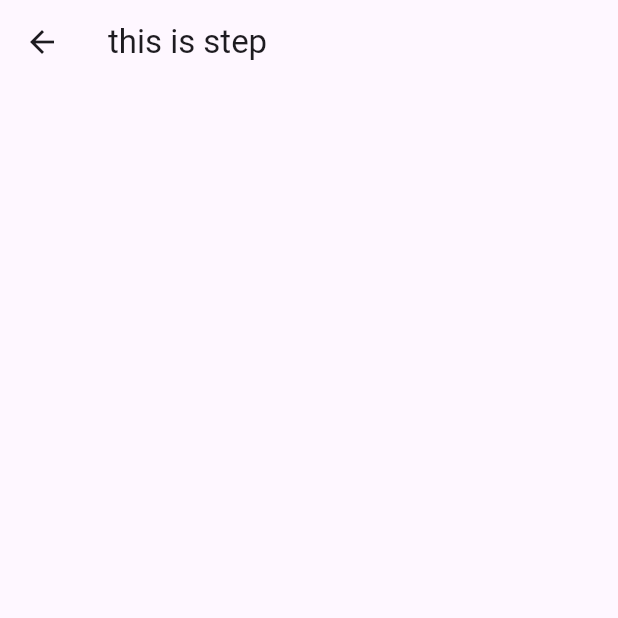
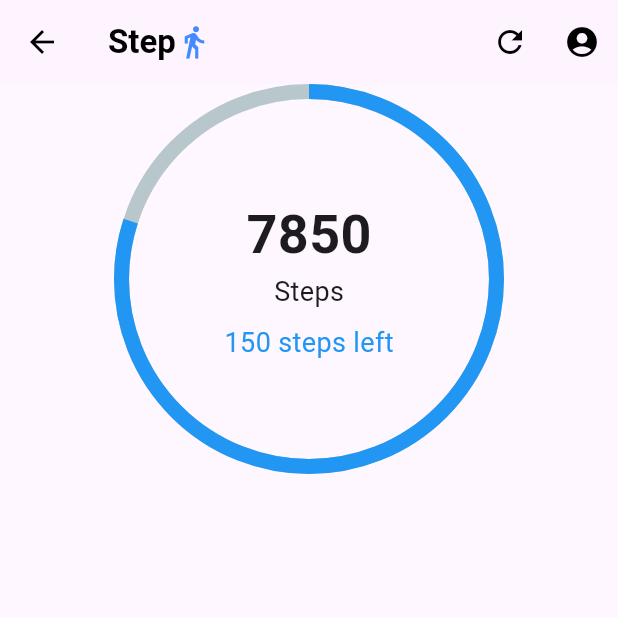
Before and after one commit to SongokuBlue/health, a Flutter app: the steps screen opened directly, on a phone screen of 412 x 824 dp, the top half of it. Run offline on Flutter 3.47's test engine with Material 3 defaults, Android fonts, the phone set to English and light mode, and no system bars; drawn by our look-alikes of percent_indicator; our stand-ins replace firebase_core, firebase_database, fl_chart, flutter_svg; missing offline and left inert: omni_datetime_picker; accounts and stored records are empty.

Commit message:
start doing step page

```diff
--- a/lib/bar/drawer.dart
+++ b/lib/bar/drawer.dart
@@ -1,5 +1,5 @@
 import 'package:flutter/material.dart';
-
+import 'package:health/pages/login_page.dart';
 class CustomDrawer extends StatelessWidget {
   const CustomDrawer({super.key});
 
@@ -26,7 +26,10 @@ class CustomDrawer extends StatelessWidget {
             onTap: () {
               // Update the state of the app.
               // ...
-              Navigator.pop(context);
+              Navigator.push(
+                context,
+                MaterialPageRoute(builder: (context) => LoginPage()),
+              );
             },
           ),
         ],
--- a/lib/pages/step.dart
+++ b/lib/pages/step.dart
@@ -1,13 +1,77 @@
 import 'package:flutter/material.dart';
-import 'package:flutter_svg/flutter_svg.dart';
+import 'package:fl_chart/fl_chart.dart';
+import 'package:omni_datetime_picker/omni_datetime_picker.dart';
+import 'package:health/charts/line.dart';
+import 'package:health/bar/drawer.dart';
+import 'package:health/services/firebase_data.dart';
+import 'package:percent_indicator/percent_indicator.dart';
 
+final GlobalKey<ScaffoldState> _scaffoldKey = GlobalKey<ScaffoldState>();
 class steps extends StatelessWidget {
   const steps({super.key});
 
   @override
   Widget build(BuildContext context) {
+    final backgroundColor = Color(0xFFFDF4FF); // Màu nền app
     return Scaffold(
-      appBar: AppBar(title: Text("this is step"),),
+      appBar: AppBar(
+        title: Row(
+          mainAxisAlignment: MainAxisAlignment.start, // Căn giữa icon và text
+          children: [
+            Text("Step", style: TextStyle(fontWeight: FontWeight.bold)),
+            Icon(Icons.directions_walk, color: Colors.blueAccent), // Icon trái tim
+            SizedBox(width: 8), // Khoảng cách giữa icon và text
+          ],
+        ),
+        backgroundColor: backgroundColor,
+        elevation: 0,
+        foregroundColor: Colors.black,
+        actions: [
+          IconButton(
+            onPressed: () {
+              // setState(() {
+              //   _loadData(); // Tải lại dữ liệu từ Firebase khi nhấn refresh
+              //   _lastUpdated = DateTime.now(); // Cập nhật lại thời gian
+              // });
+            },
+            icon: const Icon(Icons.refresh),
+          ),
+          IconButton(
+            icon: const Icon(Icons.account_circle),
+            onPressed: () {
+              _scaffoldKey.currentState!.openEndDrawer(); // Mở drawer
+            },
+          ),
+        ],
+      ),
+      body:Align(
+        alignment: Alignment.topCenter,
+        child: CircularPercentIndicator(
+          radius: 130,
+          lineWidth: 10,
+          progressColor: Colors.blue,
+          percent: 0.8,
+          center: Column(
+            mainAxisAlignment: MainAxisAlignment.center,
+            children: [
+              Text(
+                // '$steps' //sẽ dùng sau khi thiết lập database ở đây
+                '7850',
+                style: TextStyle(fontSize: 36, fontWeight: FontWeight.bold),
+              ),
+              Text(
+                'Steps',
+                style: TextStyle(fontSize: 18),
+              ),
+              SizedBox(height: 8),
+              Text(
+                '150 steps left',
+                style: TextStyle(color: Colors.blue, fontSize: 18),
+              ),
+            ],
+          ),
+        ),
+      ) ,
     );
   }
 }
--- a/pubspec.yaml
+++ b/pubspec.yaml
@@ -40,6 +40,7 @@ dependencies:
   firebase_database: ^11.3.6
   firebase_core: ^3.13.1
   omni_datetime_picker: ^2.1.1
+  percent_indicator: ^4.2.5
 dev_dependencies:
   flutter_test:
     sdk: flutter
```
Also changed, not shown: pubspec.lock.
